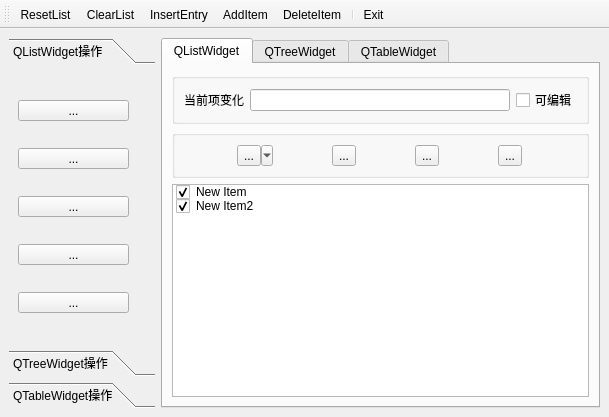
The window that 01_Source/03_Common interface design components/Test6/mainwindow.ui (Yukikaze030/QT_Study) describes before a commit, drawn with Qt 5.
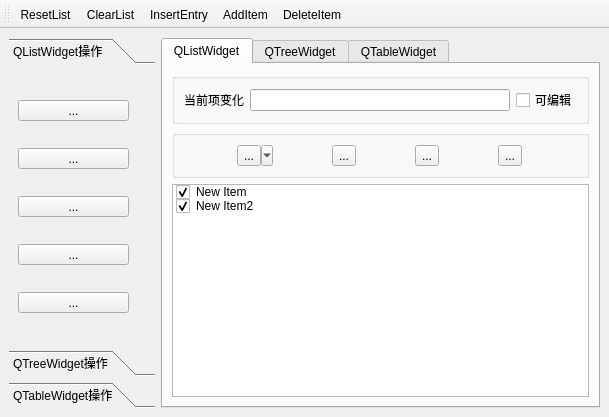
The same window after the commit. Icons and pictures are not drawn.

```diff
--- a/01_Source/03_Common interface design components/Test6/mainwindow.ui
+++ b/01_Source/03_Common interface design components/Test6/mainwindow.ui
@@ -322,8 +322,6 @@
    <addaction name="actionInsertEntry"/>
    <addaction name="actionAddItem"/>
    <addaction name="actionDeleteItem"/>
-   <addaction name="separator"/>
-   <addaction name="actionExit"/>
   </widget>
   <action name="actionResetList">
    <property name="icon">
```
